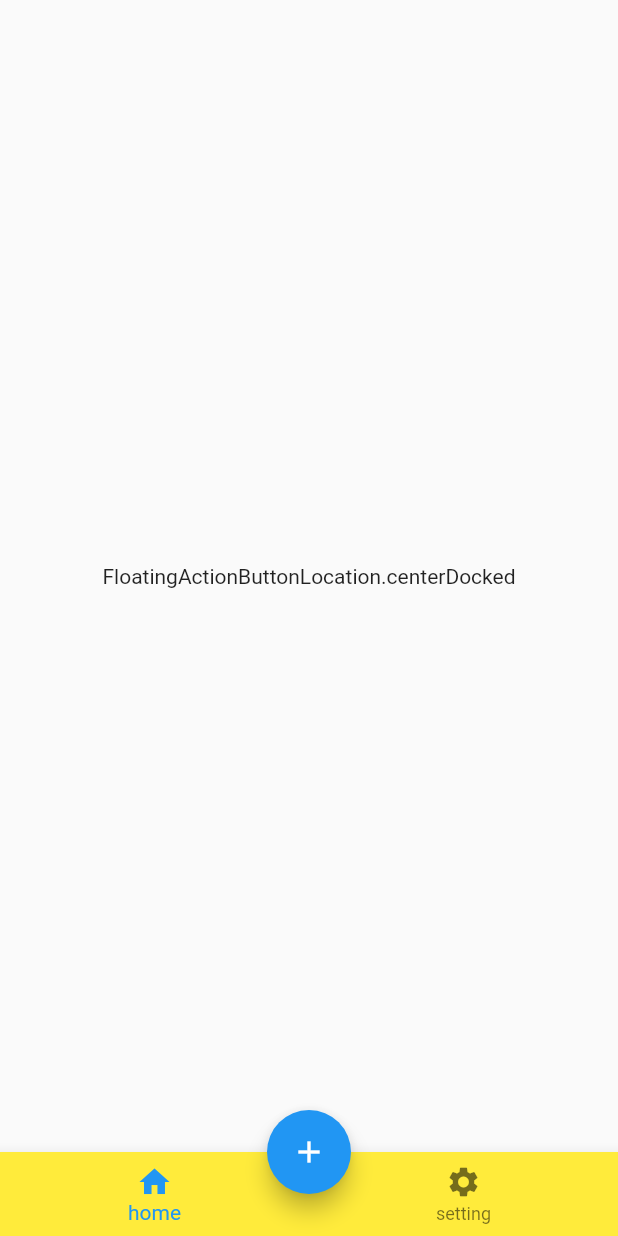
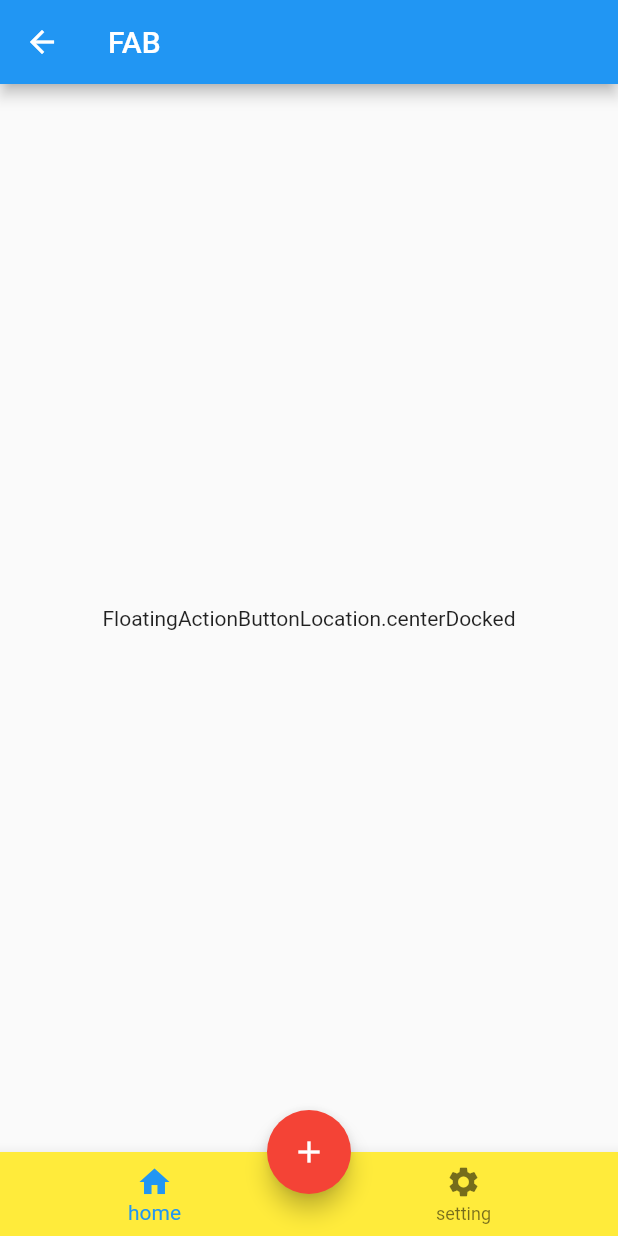
Before and after one commit to trm11tkr/widget-of-the-week, a Flutter app: the FloatingActionButtonPage screen opened by its route, on a phone screen of 412 x 824 dp. Run offline on Flutter 3.47's test engine with Material 2 defaults, Android fonts, the phone set to English and light mode, and no system bars.

Commit message:
FloatingActionButttonPageをリファクタ

```diff
--- a/lib/pages/floating_action_button_page.dart
+++ b/lib/pages/floating_action_button_page.dart
@@ -42,8 +42,10 @@ class _FloatingActionButtonPageState extends State<FloatingActionButtonPage> {
   @override
   Widget build(BuildContext context) {
     return Scaffold(
+      appBar: AppBar(title: const Text('FAB')),
       body: Center(child: Text(_location[index].toString())),
       floatingActionButton: FloatingActionButton(
+        backgroundColor: Colors.red,
         onPressed: () {
           if (index < _location.length - 1) {
             index++;
```
